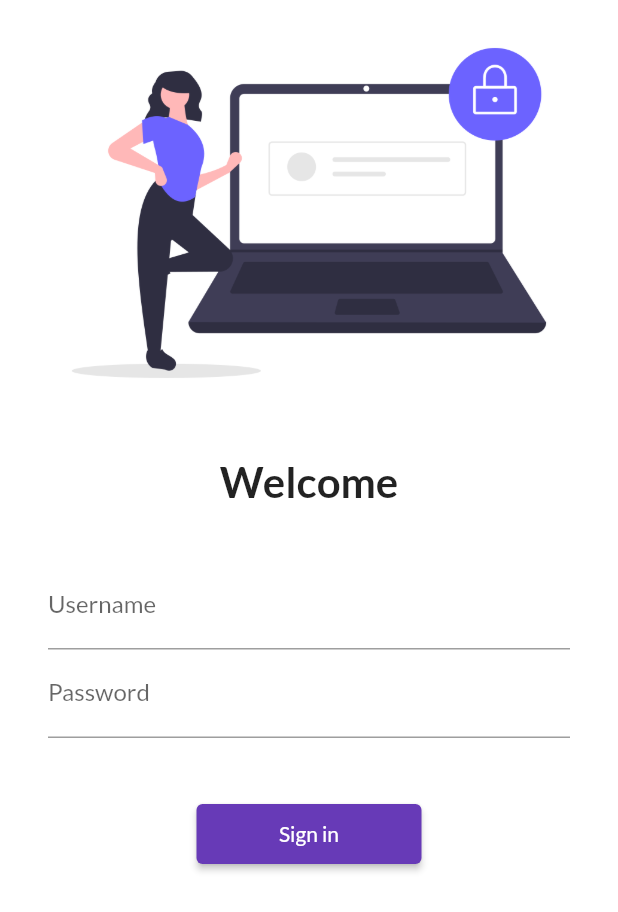
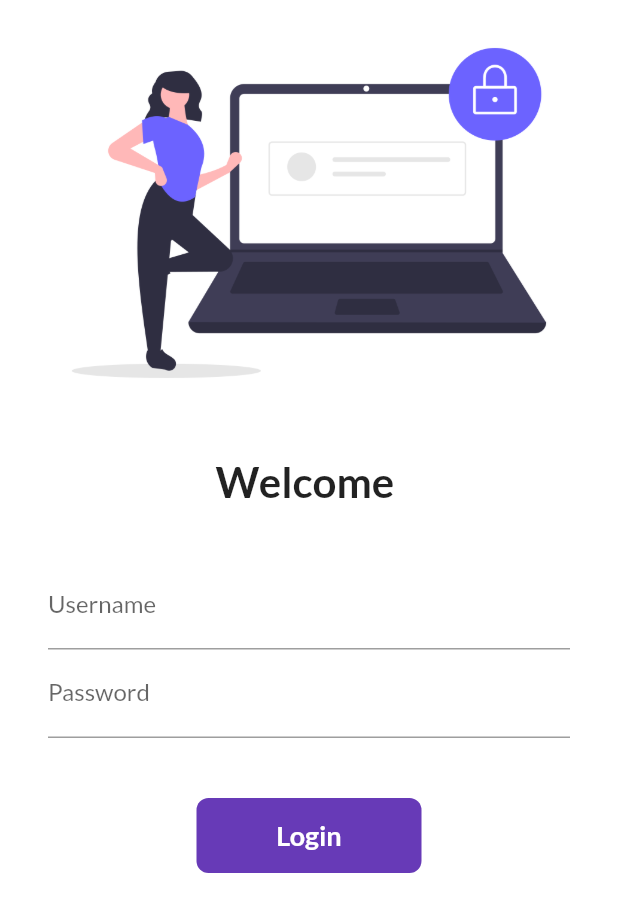
Before and after one commit to raziahmadansari/flutter-catalog-app, a Flutter app: the screen it shows after launch, on a phone screen of 412 x 824 dp. Shown: the top 912 px of the screen. Run offline on Flutter 3.47's test engine with Material 2 defaults, Android fonts, the phone set to English and light mode, and no system bars; our stand-ins replace google_fonts.

Commit message:
added stateful widget and animatedContainer

```diff
--- a/lib/screens/login_page.dart
+++ b/lib/screens/login_page.dart
@@ -1,8 +1,16 @@
 import 'package:flutter/material.dart';
 import 'package:product_catelog/utils/routes.dart';
 
-class Login extends StatelessWidget {
+class Login extends StatefulWidget {
   const Login({Key? key}) : super(key: key);
+
+  @override
+  State<Login> createState() => _LoginState();
+}
+
+class _LoginState extends State<Login> {
+  String username = '';
+  bool isFormSubmitted = false;
 
   @override
   Widget build(BuildContext context) {
@@ -18,9 +26,9 @@ class Login extends StatelessWidget {
             const SizedBox(
               height: 20,
             ),
-            const Text(
-              'Welcome',
-              style: TextStyle(
+            Text(
+              'Welcome $username',
+              style: const TextStyle(
                 fontSize: 28,
                 fontWeight: FontWeight.bold,
               ),
@@ -38,6 +46,11 @@ class Login extends StatelessWidget {
                       hintText: 'Enter username',
                       labelText: 'Username',
                     ),
+                    onChanged: (value) {
+                      setState(() {
+                        username = value;
+                      });
+                    },
                   ),
                   TextFormField(
                     obscureText: true,
@@ -50,15 +63,48 @@ class Login extends StatelessWidget {
                   const SizedBox(
                     height: 40,
                   ),
-                  ElevatedButton(
-                    onPressed: () {
+                  InkWell(
+                    onTap: () async {
+                      setState(() {
+                        isFormSubmitted = !isFormSubmitted;
+                      });
+                      await Future.delayed(const Duration(seconds: 1));
                       Navigator.pushNamed(context, AppRoutes.homeRoute);
                     },
-                    style: TextButton.styleFrom(
-                      minimumSize: const Size(150, 40),
+                    child: AnimatedContainer(
+                      duration: const Duration(seconds: 1),
+                      height: 50,
+                      width: isFormSubmitted ? 50 : 150,
+                      alignment: Alignment.center,
+                      child: isFormSubmitted
+                          ? const Icon(
+                              Icons.done,
+                              color: Colors.white,
+                            )
+                          : const Text(
+                              'Login',
+                              style: TextStyle(
+                                color: Colors.white,
+                                fontSize: 18,
+                                fontWeight: FontWeight.bold,
+                              ),
+                            ),
+                      decoration: BoxDecoration(
+                        color: Colors.deepPurple,
+                        borderRadius:
+                            BorderRadius.circular(isFormSubmitted ? 50 : 8),
+                      ),
                     ),
-                    child: const Text('Sign in'),
                   ),
+                  // ElevatedButton(
+                  //   onPressed: () {
+                  //     Navigator.pushNamed(context, AppRoutes.homeRoute);
+                  //   },
+                  //   style: TextButton.styleFrom(
+                  //     minimumSize: const Size(150, 40),
+                  //   ),
+                  //   child: const Text('Login'),
+                  // ),
                 ],
               ),
             ),
```
